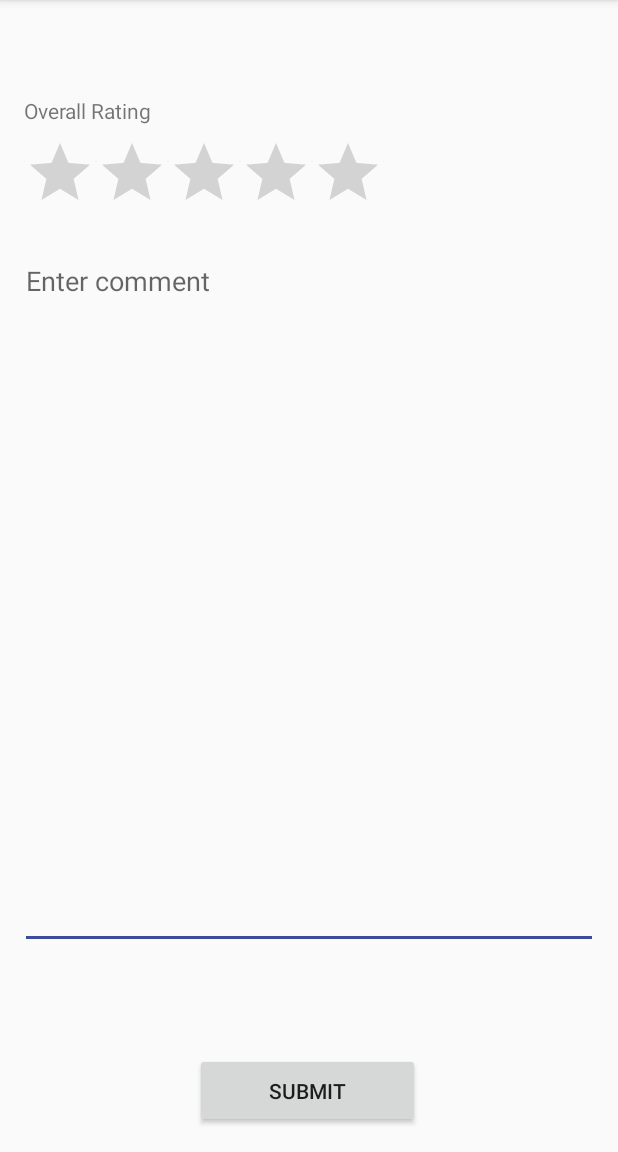
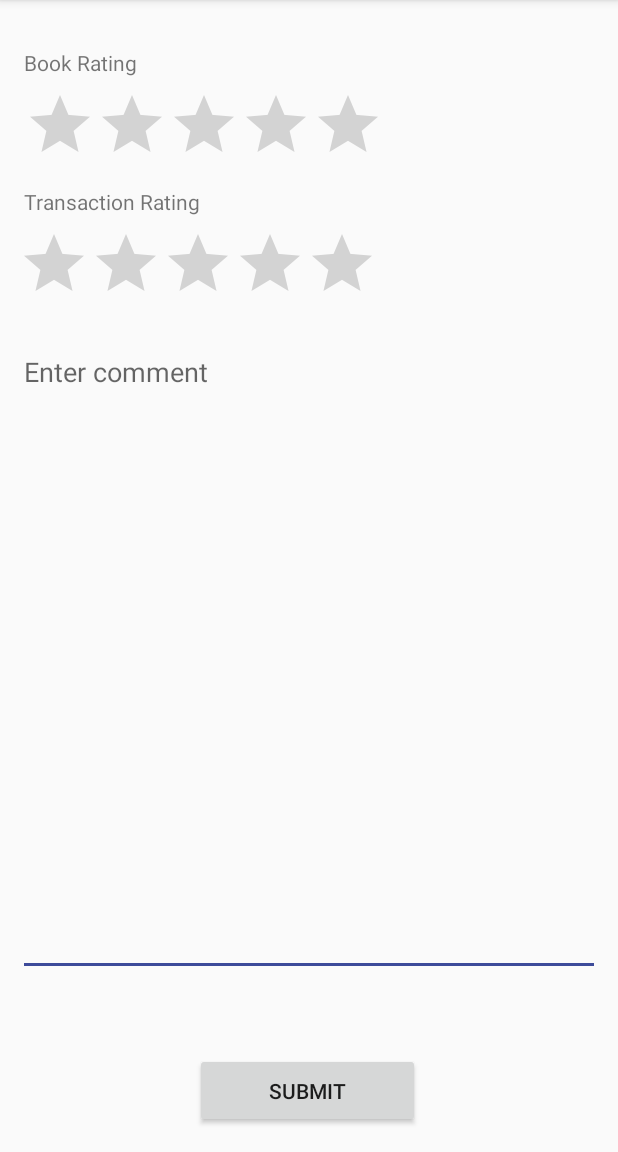
Before and after one commit to cmput301w19t15/GitGoing, an Android app: the RatingTest screen opened directly, with no data from a screen before it, on a phone screen of 412 x 824 dp, the part 84-1236 px from its top. Run offline under Robolectric (Android 15) with nearby library versions, the phone set to English and light mode, and no system bars; our stand-ins replace Firebase (no records; nobody signed in at launch, a user with empty details on screens opened directly); 1 statement that could not run was skipped.

Commit message:
UI changes

```diff
--- a/cmput301w19t15/app/src/main/AndroidManifest.xml
+++ b/cmput301w19t15/app/src/main/AndroidManifest.xml
@@ -27,7 +27,7 @@
         <activity android:name=".Activity.MainActivity" />
         <activity
             android:name=".Activity.LoginActivity"
-            android:label="GitGoing">
+            android:label="BookIT">
             <intent-filter>
                 <action android:name="android.intent.action.MAIN" />
 
--- a/cmput301w19t15/app/src/main/java/com/example/cmput301w19t15/Activity/RatingTest.java
+++ b/cmput301w19t15/app/src/main/java/com/example/cmput301w19t15/Activity/RatingTest.java
@@ -83,7 +83,7 @@ public class RatingTest extends AppCompatActivity {
                 if(dataSnapshot.exists()) {
                     try {
                         for (DataSnapshot books : dataSnapshot.getChildren()) {
-                            //Rating currentRating = books.getValue(Rating.class);
+                            Rating currentRating = books.getValue(Rating.class);
                             temp = books.child(temper).child("ratings").child(loggedInUser.userID).child("value").getValue().toString();
                             totalRatings += Float.parseFloat(temp);
                             Log.d("HELLO",""+totalRatings);
--- a/cmput301w19t15/app/src/main/res/layout/activity_rating_test.xml
+++ b/cmput301w19t15/app/src/main/res/layout/activity_rating_test.xml
@@ -5,6 +5,27 @@
     android:layout_width="match_parent"
     android:layout_height="match_parent"
     tools:context=".Activity.RatingTest">
+
+    <RatingBar
+        android:id="@+id/stars2"
+        android:layout_width="wrap_content"
+        android:layout_height="wrap_content"
+        android:layout_marginStart="12dp"
+        android:layout_marginTop="8dp"
+        android:numStars="5"
+        android:stepSize=".5"
+        app:layout_constraintStart_toStartOf="parent"
+        app:layout_constraintTop_toBottomOf="@+id/textView2" />
+
+    <TextView
+        android:id="@+id/textView2"
+        android:layout_width="wrap_content"
+        android:layout_height="wrap_content"
+        android:layout_marginStart="16dp"
+        android:layout_marginTop="8dp"
+        android:text="Transaction Rating"
+        app:layout_constraintStart_toStartOf="parent"
+        app:layout_constraintTop_toBottomOf="@+id/stars" />
 
     <RatingBar
         android:id="@+id/stars"
@@ -35,15 +56,15 @@
         android:layout_width="wrap_content"
         android:layout_height="wrap_content"
         android:layout_marginStart="16dp"
-        android:layout_marginTop="64dp"
-        android:text="Overall Rating"
+        android:layout_marginTop="32dp"
+        android:text="Book Rating"
         app:layout_constraintStart_toStartOf="parent"
         app:layout_constraintTop_toTopOf="parent" />
 
     <EditText
         android:id="@+id/comment"
-        android:layout_width="385dp"
-        android:layout_height="468dp"
+        android:layout_width="388dp"
+        android:layout_height="425dp"
         android:layout_marginStart="16dp"
         android:layout_marginTop="16dp"
         android:layout_marginEnd="16dp"
@@ -51,5 +72,5 @@
         android:hint="Enter comment"
         app:layout_constraintEnd_toEndOf="parent"
         app:layout_constraintStart_toStartOf="parent"
-        app:layout_constraintTop_toBottomOf="@+id/stars" />
+        app:layout_constraintTop_toBottomOf="@+id/stars2" />
 </android.support.constraint.ConstraintLayout>
```
Also changed, not shown: cmput301w19t15/app/src/main/res/layout/activity_book_info.xml (+5 -11 lines), cmput301w19t15/app/src/main/res/layout/user_item.xml (+22 -4 lines).
